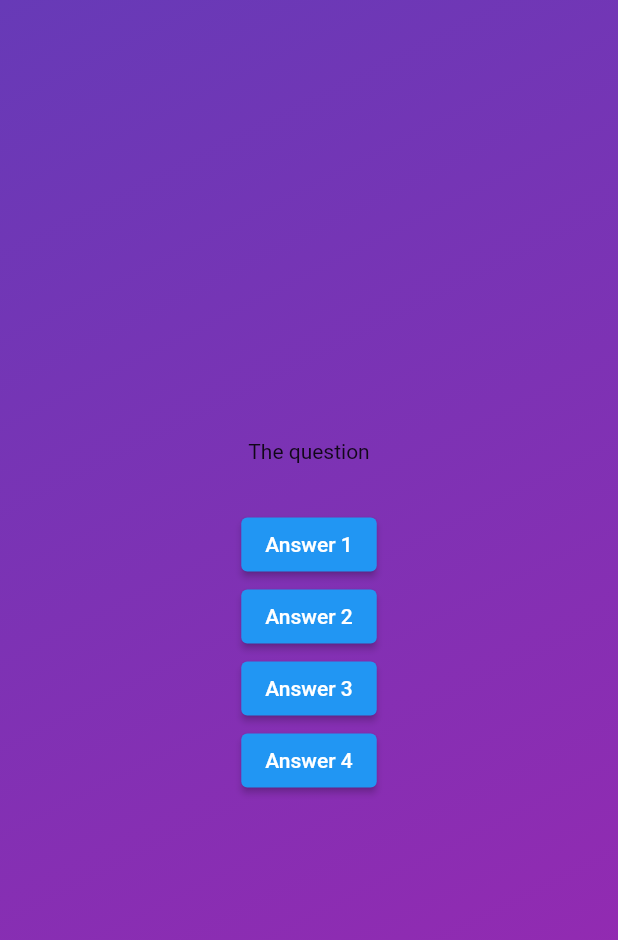
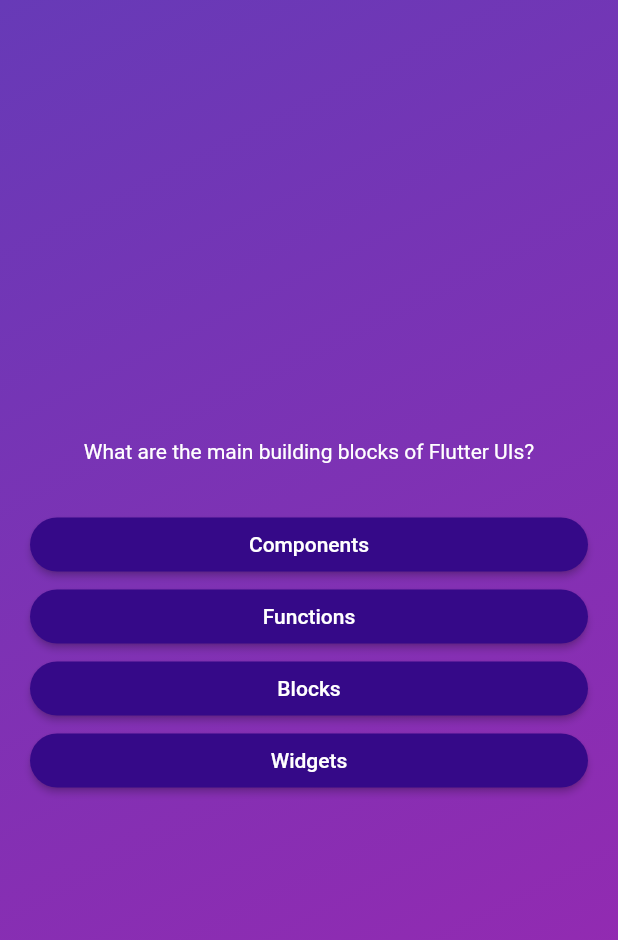
Before and after one commit to alexfoohc/QuizApp-Flutter, a Flutter app: the screen it shows after launch, after a tap on "Start Quiz", on a phone screen of 412 x 824 dp. Shown: the top 940 px of the screen. Run offline on Flutter 3.47's test engine with Material 2 defaults, Android fonts, the phone set to English and light mode, and no system bars.

Commit message:
Added AnswerButtton widget and question index

```diff
--- /dev/null
+++ b/quiz_app/lib/answer_button.dart
@@ -0,0 +1,26 @@
+import 'package:flutter/material.dart';
+
+class AnswerButton extends StatelessWidget {
+  const AnswerButton({
+    super.key,
+    required this.answerText,
+    required this.onTapped,
+  });
+
+  final String answerText;
+  final void Function() onTapped;
+
+  @override
+  Widget build(context) {
+    return ElevatedButton(
+      onPressed: onTapped,
+      style: ElevatedButton.styleFrom(
+        backgroundColor: const Color.fromARGB(255, 53, 9, 136),
+        foregroundColor: Colors.white,
+        shape: RoundedRectangleBorder(borderRadius: BorderRadius.circular(40)),
+        padding: const EdgeInsets.symmetric(vertical: 10, horizontal: 40),
+      ),
+      child: Text(answerText),
+    );
+  }
+}
--- a/quiz_app/lib/models/quiz_question.dart
+++ b/quiz_app/lib/models/quiz_question.dart
@@ -3,4 +3,10 @@ class QuizQuestion {
 
   final String text;
   final List<String> answers;
+
+  List<String> getShuffledAnswers() {
+    final shuffledList = List.of(answers);
+    shuffledList.shuffle();
+    return shuffledList;
+  }
 }
--- a/quiz_app/lib/questions_screen.dart
+++ b/quiz_app/lib/questions_screen.dart
@@ -1,4 +1,6 @@
 import 'package:flutter/material.dart';
+import 'package:quiz_app/answer_button.dart';
+import 'package:quiz_app/data/questions.dart';
 
 class QuestionScreen extends StatefulWidget {
   const QuestionScreen({super.key});
@@ -10,20 +12,42 @@ class QuestionScreen extends StatefulWidget {
 }
 
 class _QuestionScreenState extends State<QuestionScreen> {
+  var currentQuestionIndex = 0;
+
+  void answerQuestion() {
+    setState(() {
+      currentQuestionIndex++;
+    });
+  }
+
   @override
   Widget build(context) {
+    final activeQuestion = questions[currentQuestionIndex];
+
     return SizedBox(
       width: double.infinity, // Uses as much width as possible
-      child: Column(
-        mainAxisAlignment: MainAxisAlignment.center,
-        children: [
-          const Text('The question'),
-          const SizedBox(height: 30),
-          ElevatedButton(onPressed: () {}, child: const Text('Answer 1')),
-          ElevatedButton(onPressed: () {}, child: const Text('Answer 2')),
-          ElevatedButton(onPressed: () {}, child: const Text('Answer 3')),
-          ElevatedButton(onPressed: () {}, child: const Text('Answer 4')),
-        ],
+      child: Container(
+        margin: const EdgeInsets.all(20),
+        child: Column(
+          mainAxisAlignment: MainAxisAlignment.center,
+          crossAxisAlignment: CrossAxisAlignment.stretch,
+          children: [
+            Text(
+              activeQuestion.text,
+              style: const TextStyle(
+                color: Colors.white,
+              ),
+              textAlign: TextAlign.center,
+            ),
+            const SizedBox(height: 30),
+            ...activeQuestion.getShuffledAnswers().map((answer) {
+              return AnswerButton(
+                answerText: answer,
+                onTapped: answerQuestion,
+              );
+            }),
+          ],
+        ),
       ),
     );
   }
```
